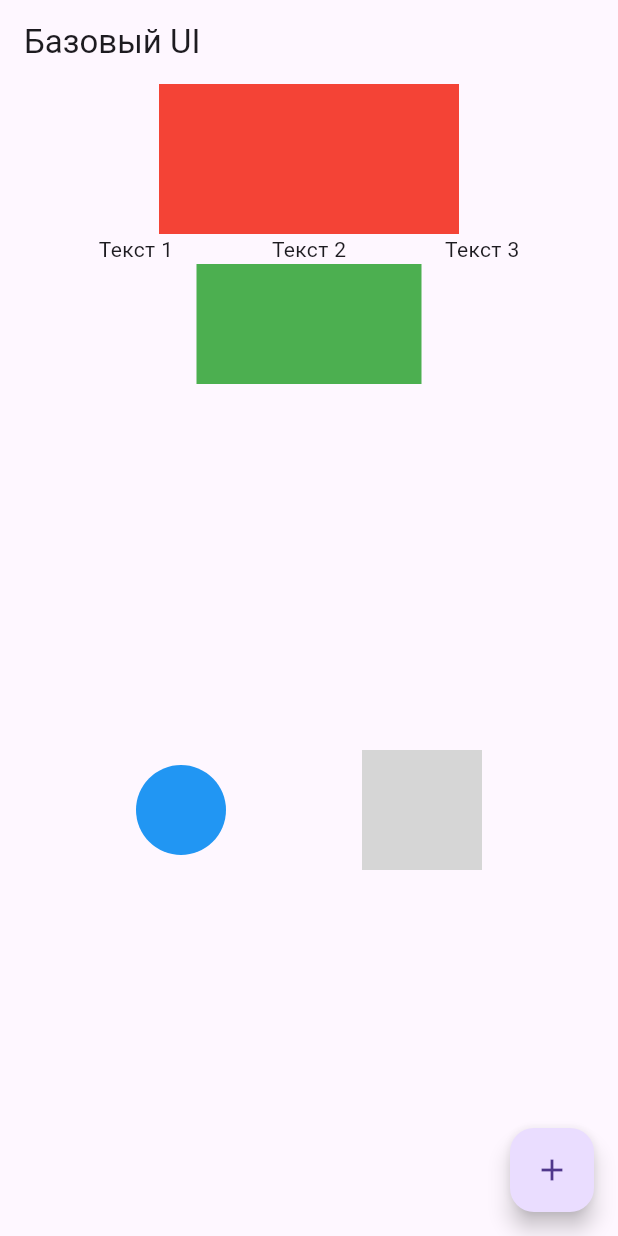
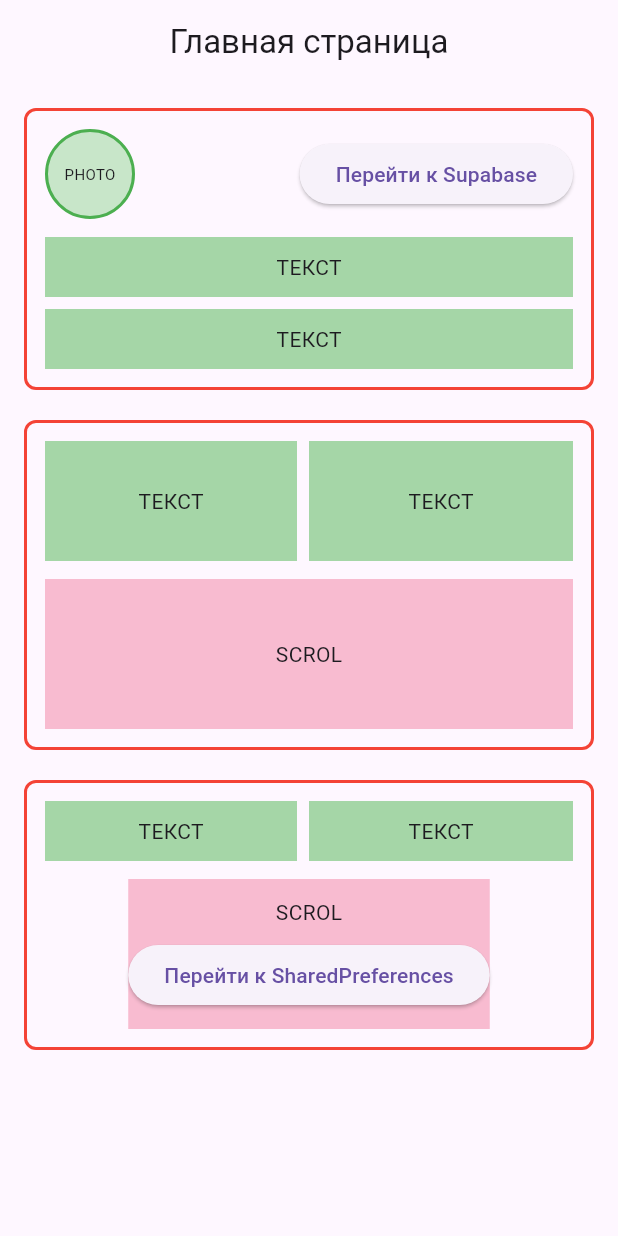
Before and after one commit to Ange1as/RMP-rep, a Flutter app: the screen it shows after launch, on a phone screen of 412 x 824 dp. Run offline on Flutter 3.47's test engine with Material 3 defaults, Android fonts, the phone set to English and light mode, and no system bars; our stand-ins replace shared_preferences, supabase_flutter; accounts and stored records are empty; grey boxes are pictures that could not be loaded.

Commit message:
feat: добавлена интеграция с Supabase

```diff
--- a/lib/main.dart
+++ b/lib/main.dart
@@ -1,6 +1,17 @@
 import 'package:flutter/material.dart';
+import 'package:supabase_flutter/supabase_flutter.dart';
+import 'pages/home_page.dart';
 
-void main() {
+Future<void> main() async {
+  WidgetsFlutterBinding.ensureInitialized();
+
+  // Инициализация Supabase с временными данными (будет обновлено на странице)
+  await Supabase.initialize(
+    url: 'https://frvexfoezbscdbcvuxas.supabase.co',
+    anonKey:
+        'eyJhbGciOiJIUzI1NiIsInR5cCI6IkpXVCJ9.eyJpc3MiOiJzdXBhYmFzZSIsInJlZiI6ImZydmV4Zm9lemJzY2RiY3Z1eGFzIiwicm9sZSI6ImFub24iLCJpYXQiOjE3NTk3NDY4ODgsImV4cCI6MjA3NTMyMjg4OH0.XDr9MFxBMX0P42a4MwjstxtZeh_Caqdyrfpfr7d9ec8',
+  );
+
   runApp(const MyApp());
 }
 
@@ -9,80 +20,9 @@ class MyApp extends StatelessWidget {
 
   @override
   Widget build(BuildContext context) {
-    return MaterialApp(
-      title: 'Лабораторная работа №1',
-      theme: ThemeData(primarySwatch: Colors.blue),
-      home: const MyHomePage(),
+    return const MaterialApp(
+      debugShowCheckedModeBanner: false,
+      home: MyHomePage(),
     );
   }
 }
-
-class MyHomePage extends StatefulWidget {
-  const MyHomePage({super.key});
-
-  @override
-  State<MyHomePage> createState() => _MyHomePageState();
-}
-
-class _MyHomePageState extends State<MyHomePage> {
-  @override
-  Widget build(BuildContext context) {
-    return Scaffold(
-      appBar: AppBar(
-        title: const Text('Базовый UI'),
-      ),
-      body: Column(
-        children: [
-          // Первый Container
-          Container(
-            width: 200,
-            height: 100,
-            color: Colors.red,
-          ),
-
-          // Row с тремя Text
-          Row(
-            mainAxisAlignment: MainAxisAlignment.spaceEvenly,
-            children: const [
-              Text('Текст 1'),
-              Text('Текст 2'),
-              Text('Текст 3'),
-            ],
-          ),
-
-          // Второй Container
-          Container(
-            width: 150,
-            height: 80,
-            color: Colors.green,
-          ),
-
-          // Expanded с Row и CircleAvatar
-          Expanded(
-            child: Row(
-              mainAxisAlignment: MainAxisAlignment.spaceEvenly,
-              children: [
-                CircleAvatar(
-                  radius: 30,
-                  backgroundColor: Colors.blue,
-                ),
-                CircleAvatar(
-                  radius: 40,
-                  backgroundImage: NetworkImage(
-                    'https://png.pngtree.com/thumb_back/fw800/background/20230617/pngtree-background-artwork-black-and-white-contoured-paper-design-in-3d-rendering-image_3616737.jpg',
-                  ),
-                ),
-              ],
-            ),
-          ),
-        ],
-      ),
-      floatingActionButton: FloatingActionButton(
-        onPressed: () {
-          print('Button pressed!');
-        },
-        child: const Icon(Icons.add),
-      ),
-    );
-  }
-}
--- /dev/null
+++ b/lib/pages/home_page.dart
@@ -0,0 +1,174 @@
+import 'package:flutter/material.dart';
+import 'supabase_page.dart';
+import 'prefs_page.dart';
+
+class MyHomePage extends StatelessWidget {
+  const MyHomePage({super.key});
+
+  @override
+  Widget build(BuildContext context) {
+    return Scaffold(
+      appBar: AppBar(
+        title: const Text('Главная страница'),
+        centerTitle: true,
+      ),
+      body: Padding(
+        padding: const EdgeInsets.all(16.0),
+        child: Column(
+          crossAxisAlignment: CrossAxisAlignment.start,
+          children: [
+            // === Первый блок ===
+            Container(
+              padding: const EdgeInsets.all(12),
+              decoration: BoxDecoration(
+                border: Border.all(color: Colors.red, width: 2),
+                borderRadius: BorderRadius.circular(8),
+              ),
+              child: Column(
+                crossAxisAlignment: CrossAxisAlignment.start,
+                children: [
+                  Row(
+                    mainAxisAlignment: MainAxisAlignment.spaceBetween,
+                    children: [
+                      Container(
+                        width: 60,
+                        height: 60,
+                        decoration: BoxDecoration(
+                          color: Colors.green[100],
+                          shape: BoxShape.circle,
+                          border: Border.all(color: Colors.green, width: 2),
+                        ),
+                        child: const Center(
+                            child: Text('PHOTO', style: TextStyle(fontSize: 10))),
+                      ),
+                      ElevatedButton(
+                        onPressed: () {
+                          Navigator.push(
+                            context,
+                            MaterialPageRoute(
+                                builder: (context) => const SupabasePage()),
+                          );
+                        },
+                        child: const Text('Перейти к Supabase'),
+                      ),
+                    ],
+                  ),
+                  const SizedBox(height: 12),
+                  Container(
+                    height: 40,
+                    width: double.infinity,
+                    color: Colors.green[200],
+                    margin: const EdgeInsets.only(bottom: 8),
+                    child: const Center(child: Text('ТЕКСТ')),
+                  ),
+                  Container(
+                    height: 40,
+                    width: double.infinity,
+                    color: Colors.green[200],
+                    child: const Center(child: Text('ТЕКСТ')),
+                  ),
+                ],
+              ),
+            ),
+
+            const SizedBox(height: 20),
+
+            // === Второй блок ===
+            Container(
+              padding: const EdgeInsets.all(12),
+              decoration: BoxDecoration(
+                border: Border.all(color: Colors.red, width: 2),
+                borderRadius: BorderRadius.circular(8),
+              ),
+              child: Column(
+                children: [
+                  Row(
+                    children: [
+                      Expanded(
+                        child: Container(
+                          height: 80,
+                          color: Colors.green[200],
+                          margin: const EdgeInsets.only(right: 8),
+                          child: const Center(child: Text('ТЕКСТ')),
+                        ),
+                      ),
+                      Expanded(
+                        child: Container(
+                          height: 80,
+                          color: Colors.green[200],
+                          child: const Center(child: Text('ТЕКСТ')),
+                        ),
+                      ),
+                    ],
+                  ),
+                  const SizedBox(height: 12),
+                  Container(
+                    height: 100,
+                    color: Colors.pink[100],
+                    child: const Center(child: Text('SCROL')),
+                  ),
+                ],
+              ),
+            ),
+
+            const SizedBox(height: 20),
+
+            // === Третий блок ===
+            Container(
+              padding: const EdgeInsets.all(12),
+              decoration: BoxDecoration(
+                border: Border.all(color: Colors.red, width: 2),
+                borderRadius: BorderRadius.circular(8),
+              ),
+              child: Column(
+                children: [
+                  Row(
+                    children: [
+                      Expanded(
+                        child: Container(
+                          height: 40,
+                          color: Colors.green[200],
+                          margin: const EdgeInsets.only(right: 8),
+                          child: const Center(child: Text('ТЕКСТ')),
+                        ),
+                      ),
+                      Expanded(
+                        child: Container(
+                          height: 40,
+                          color: Colors.green[200],
+                          child: const Center(child: Text('ТЕКСТ')),
+                        ),
+                      ),
+                    ],
+                  ),
+                  const SizedBox(height: 12),
+                  Container(
+                    height: 100,
+                    color: Colors.pink[100],
+                    child: Column(
+                      mainAxisAlignment: MainAxisAlignment.center,
+                      children: [
+                        const Text('SCROL'),
+                        const SizedBox(height: 8),
+                        ElevatedButton(
+                          onPressed: () {
+                            Navigator.push(
+                              context,
+                              MaterialPageRoute(
+                                  builder: (context) => const PrefsPage()),
+                            );
+                          },
+                          child: const Text('Перейти к SharedPreferences'),
+                        ),
+                      ],
+                    ),
+                  ),
+                ],
+              ),
+            ),
+          ],
+        ),
+      ),
+    );
+  }
+}
```
Also changed, not shown: lib/pages/prefs_page.dart (added, +64 -0 lines), lib/pages/supabase_page.dart (added, +205 -0 lines), lib/pages/pubspec.lock (added).
